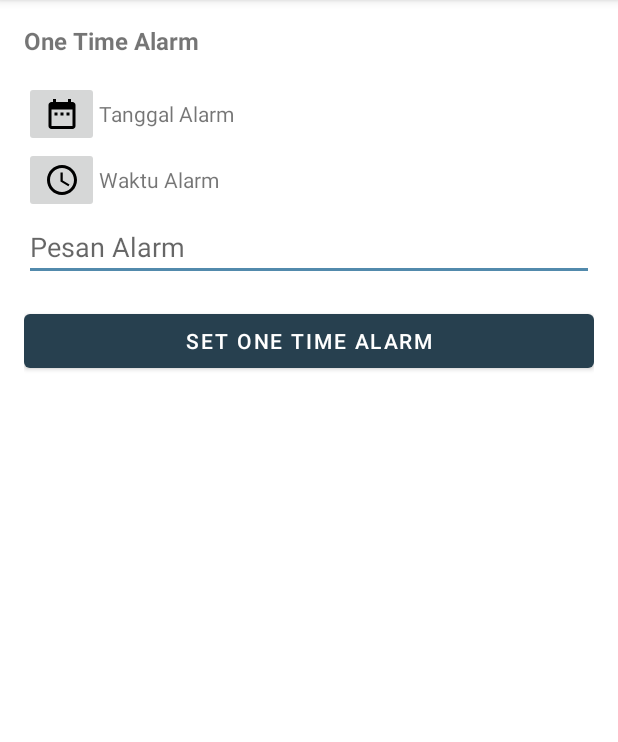
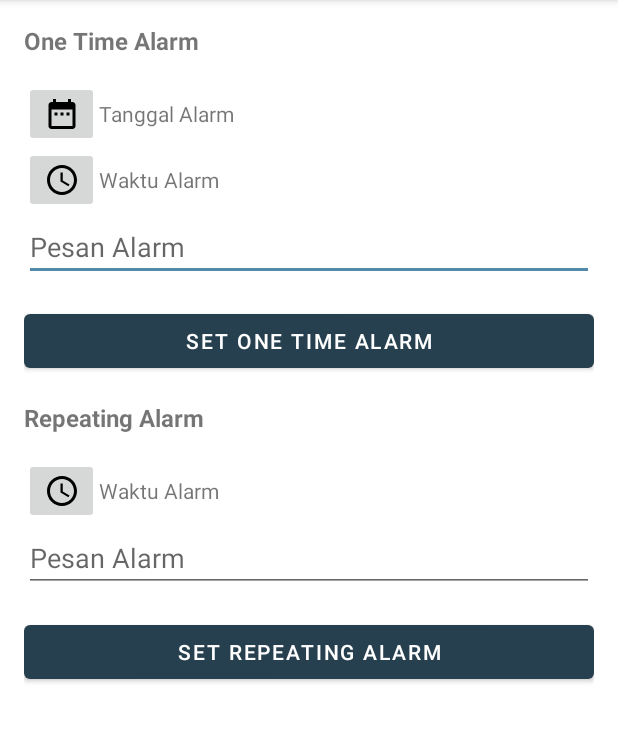
Before and after one commit to ddenfi/Heypet, an Android app: the SettingsActivity screen opened directly, with no data from a screen before it, on a phone screen of 412 x 824 dp, the part 84-826 px from its top. Run offline under Robolectric (Android 15) with nearby library versions, the phone set to English and light mode, and no system bars.

Commit message:
Added repeating alarm

```diff
--- a/android-mobile/HeypetAnimalWelfare/app/src/main/res/layout/activity_settings.xml
+++ b/android-mobile/HeypetAnimalWelfare/app/src/main/res/layout/activity_settings.xml
@@ -6,7 +6,7 @@
     android:layout_height="match_parent"
     android:orientation="vertical"
     android:padding="16dp"
-    tools:context="com.c22ps104.heypetanimalwelfare.view.settings.SettingsActivity">
+    tools:context=".view.settings.SettingsActivity">
 
     <TextView
         android:layout_width="match_parent"
@@ -15,11 +15,13 @@
         android:text="@string/one_time_alarm"
         android:textSize="16sp"
         android:textStyle="bold" />
+
     <LinearLayout
         android:layout_width="match_parent"
         android:layout_height="wrap_content"
         android:gravity="center_vertical"
         android:orientation="horizontal">
+
         <ImageButton
             android:id="@+id/btn_once_date"
             style="@style/Base.Widget.AppCompat.ImageButton"
@@ -27,29 +29,34 @@
             android:layout_height="wrap_content"
             android:src="@drawable/ic_baseline_date_range_24"
             android:contentDescription="@string/cd_calendar_button" />
+
         <TextView
             android:id="@+id/tv_once_date"
             android:layout_width="wrap_content"
             android:layout_height="wrap_content"
             android:text="@string/alarm_date" />
     </LinearLayout>
+
     <LinearLayout
         android:layout_width="match_parent"
         android:layout_height="wrap_content"
         android:gravity="center_vertical"
         android:orientation="horizontal">
+
         <ImageButton
             android:id="@+id/btn_once_time"
             android:layout_width="50dp"
             android:layout_height="wrap_content"
             android:src="@drawable/ic_baseline_access_time_24"
-            android:contentDescription="@string/cd_time_button" />
+            android:contentDescription="@string/cd_clock_button" />
+
         <TextView
             android:id="@+id/tv_once_time"
             android:layout_width="wrap_content"
             android:layout_height="wrap_content"
             android:text="@string/alarm_time" />
     </LinearLayout>
+
     <EditText
         android:id="@+id/edt_once_message"
         android:layout_width="match_parent"
@@ -57,10 +64,61 @@
         android:layout_marginBottom="16dp"
         android:hint="@string/alarm_message"
         android:inputType="text" />
+
     <Button
         android:id="@+id/btn_set_once_alarm"
         android:layout_width="match_parent"
         android:layout_height="wrap_content"
         android:layout_marginBottom="16dp"
         android:text="@string/set_one_time_alarm" />
+
+    <TextView
+        android:layout_width="match_parent"
+        android:layout_height="wrap_content"
+        android:layout_marginBottom="16dp"
+        android:text="@string/repeating_alarm"
+        android:textSize="16sp"
+        android:textStyle="bold" />
+
+    <LinearLayout
+        android:layout_width="match_parent"
+        android:layout_height="wrap_content"
+        android:gravity="center_vertical"
+        android:orientation="horizontal">
+
+        <ImageButton
+            android:id="@+id/btn_repeating_time"
+            android:layout_width="50dp"
+            android:layout_height="wrap_content"
+            android:src="@drawable/ic_baseline_access_time_24"
+            android:contentDescription="@string/cd_clock_button" />
+
+        <TextView
+            android:id="@+id/tv_repeating_time"
+            android:layout_width="wrap_content"
+            android:layout_height="wrap_content"
+            android:text="@string/alarm_time" />
+    </LinearLayout>
+
+    <EditText
+        android:id="@+id/edt_repeating_message"
+        android:layout_width="match_parent"
+        android:layout_height="wrap_content"
+        android:layout_marginBottom="16dp"
+        android:hint="@string/alarm_message"
+        android:inputType="text" />
+
+    <LinearLayout
+        android:layout_width="match_parent"
+        android:layout_height="wrap_content"
+        android:gravity="center"
+        android:orientation="horizontal">
+
+        <Button
+            android:id="@+id/btn_set_repeating_alarm"
+            android:layout_width="0dp"
+            android:layout_height="wrap_content"
+            android:layout_weight="0.5"
+            android:text="@string/set_repeating_alarm" />
+    </LinearLayout>
 </LinearLayout>
--- a/android-mobile/HeypetAnimalWelfare/app/src/main/res/values/strings.xml
+++ b/android-mobile/HeypetAnimalWelfare/app/src/main/res/values/strings.xml
@@ -82,7 +82,7 @@
     <string name="set_repeating_alarm">Set Repeating Alarm</string>
     <string name="cancel_alarm">Batalkan Alarm</string>
     <string name="alarm_time">Waktu Alarm</string>
-    <string name="cd_time_button">Choose hour and minute</string>
+    <string name="cd_clock_button">Choose hour and minute</string>
     <string name="cd_calendar_button">Choose date</string>
 
 </resources>
```
Also changed, not shown: android-mobile/HeypetAnimalWelfare/app/src/main/java/com/c22ps104/heypetanimalwelfare/utils/AlarmReceiver.kt (+95 -27 lines), android-mobile/HeypetAnimalWelfare/app/src/main/java/com/c22ps104/heypetanimalwelfare/view/settings/SettingsActivity.kt (+21 -0 lines).
